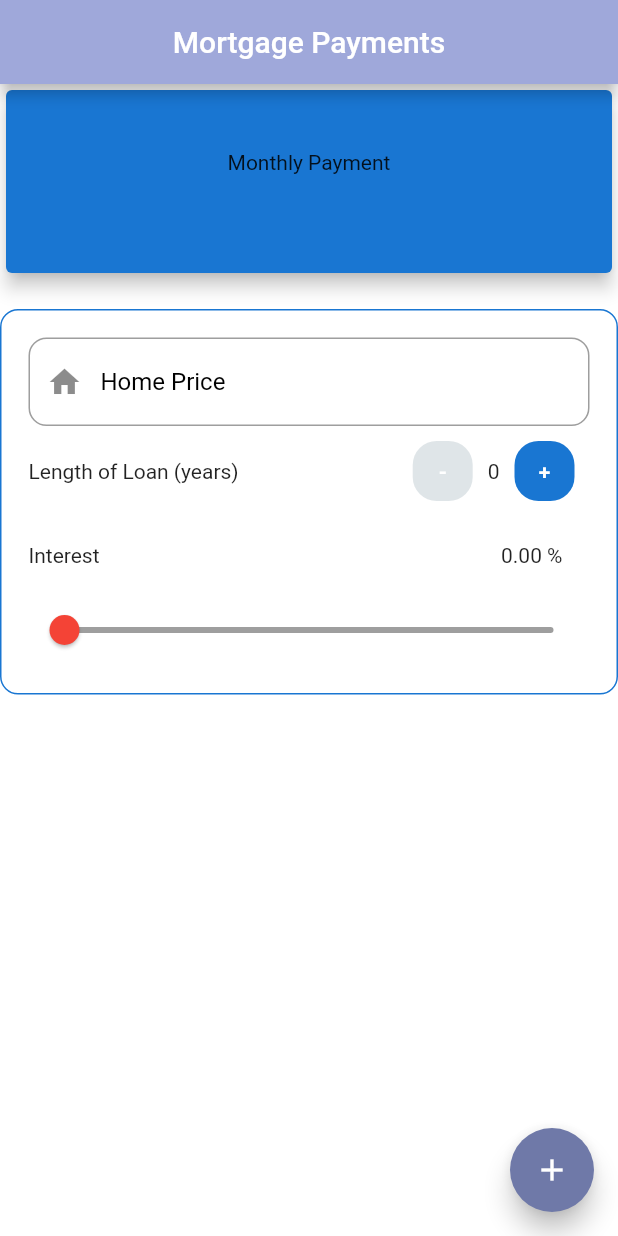
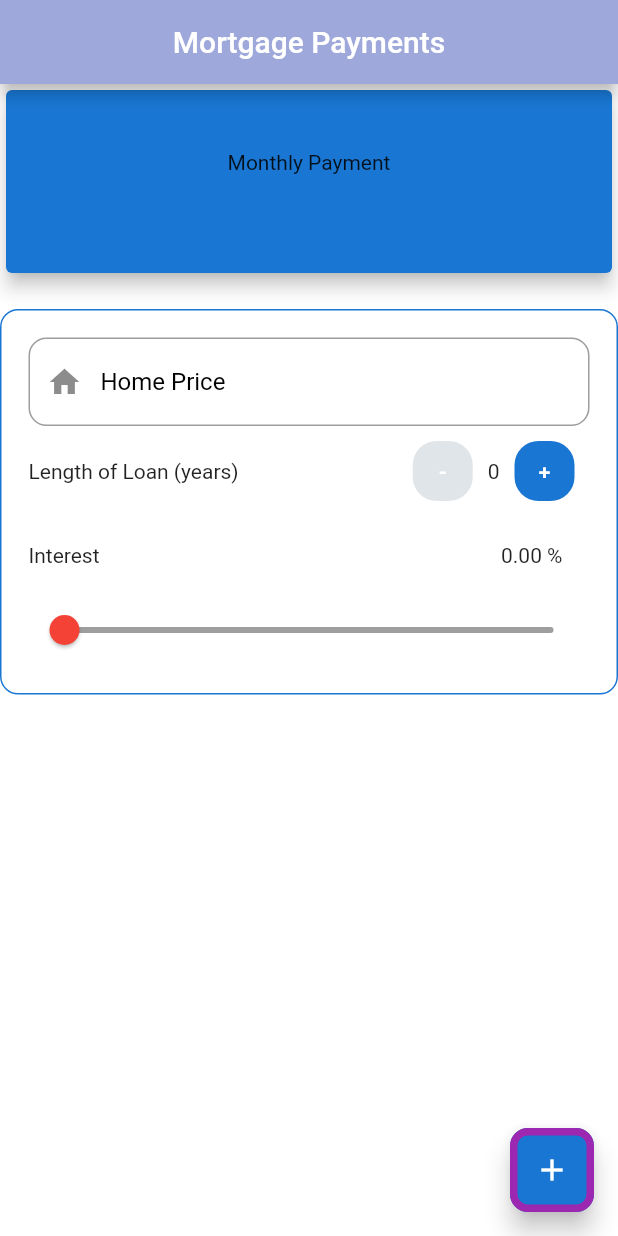
Before and after one commit to irahulcse/Mortage_Payment_1_Beta, a Flutter app: the screen it shows after launch, after a tap on the "add" icon, on a phone screen of 412 x 824 dp. Run offline on Flutter 3.47's test engine with Material 2 defaults, Android fonts, the phone set to English and light mode, and no system bars.

Commit message:
Automatic Commit 2020-05-11-15:39:40

```diff
--- a/lib/ui/mortgage_app.dart
+++ b/lib/ui/mortgage_app.dart
@@ -17,9 +17,24 @@ class _MortgageAppState extends State<MortgageApp> {
   Widget build(BuildContext context) {
     return Scaffold(
       floatingActionButton: FloatingActionButton(
-        onPressed: () => {},
+        backgroundColor: Theme.of(context).primaryColorDark,
+        onPressed: () => {
+          print("clicked")
+        },
         child: Icon(
           Icons.add,
+        ),
+        foregroundColor: Colors.white,
+        shape: RoundedRectangleBorder(
+          borderRadius: BorderRadius.all(
+            Radius.circular(
+              12,
+            ),
+          ),
+          side: BorderSide(
+            color: Colors.purple,
+            width: 5,
+          ),
         ),
       ),
       appBar: AppBar(
```
